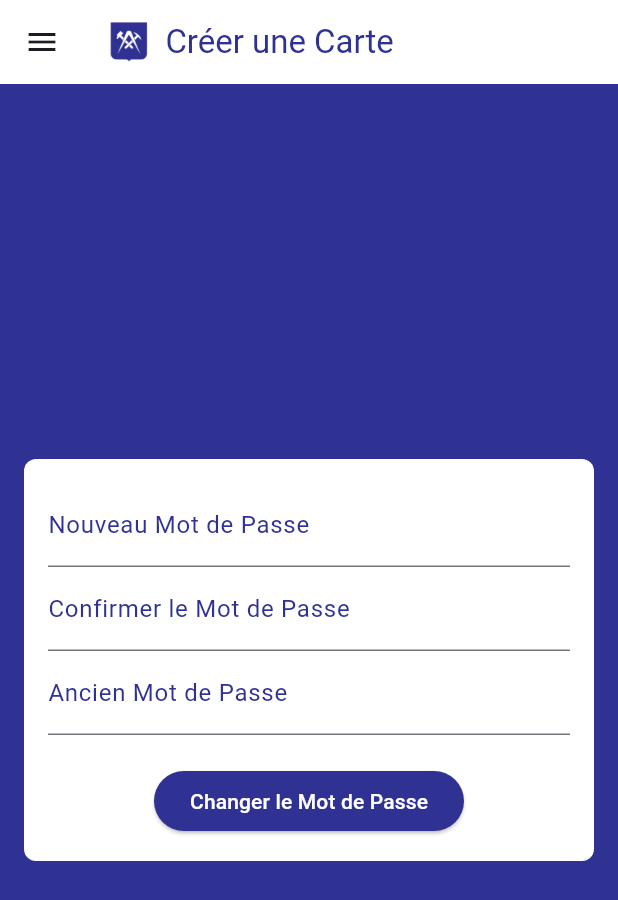
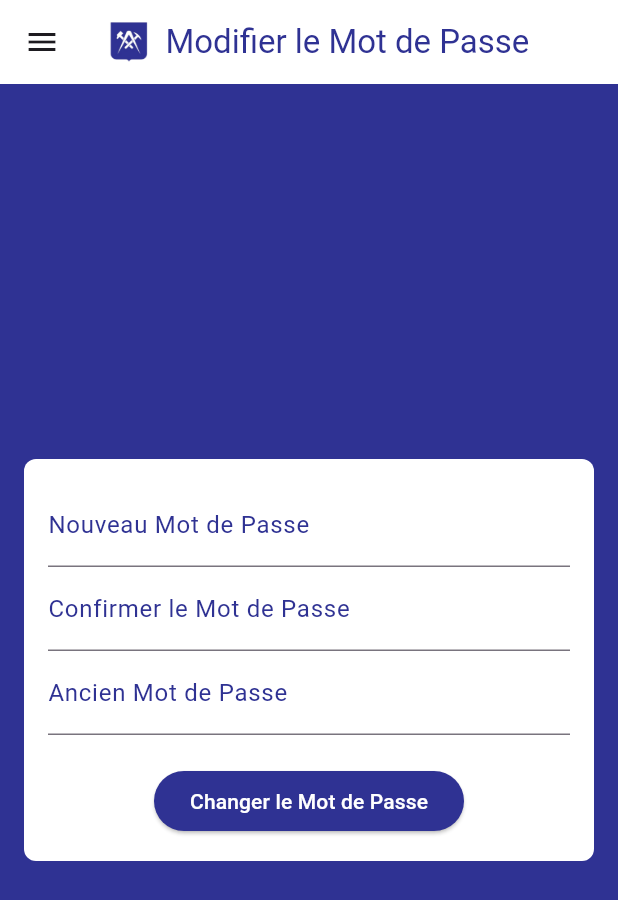
Before and after one commit to BlueTorche/Carte_Fede-Mobile_App, a Flutter app: the ChangeCredentialPage screen opened directly, on a phone screen of 412 x 824 dp. Shown: the top 900 px of the screen. Run offline on Flutter 3.47's test engine with Material 3 defaults, Android fonts, the phone set to English and light mode, and no system bars; our stand-ins replace qr_flutter.

Commit message:
change title in "Modifier le Mot de Passe"

```diff
--- a/lib/change_credential.dart
+++ b/lib/change_credential.dart
@@ -75,7 +75,7 @@ class _ChangeCredentialPageState extends State<ChangeCredentialPage> {
             ),
             const SizedBox(width: 10),
             const Text(
-              'Créer une Carte',
+              'Modifier le Mot de Passe',
               style: TextStyle(color: Color(0xFF2f3293)),
             ),
           ],
```
